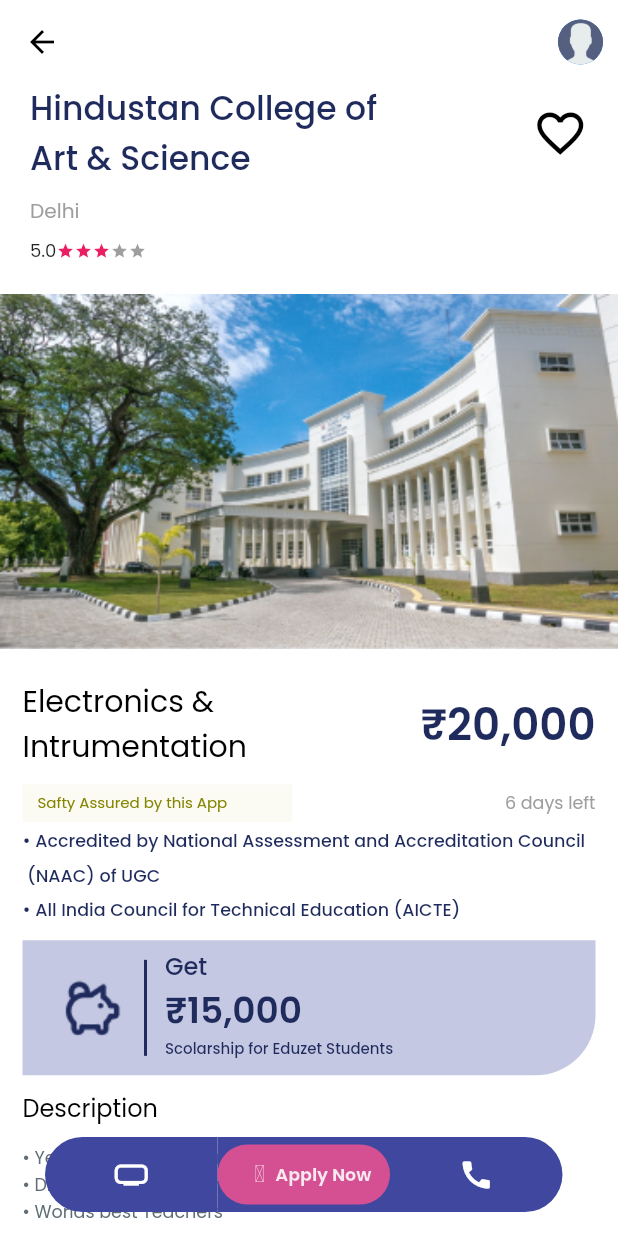
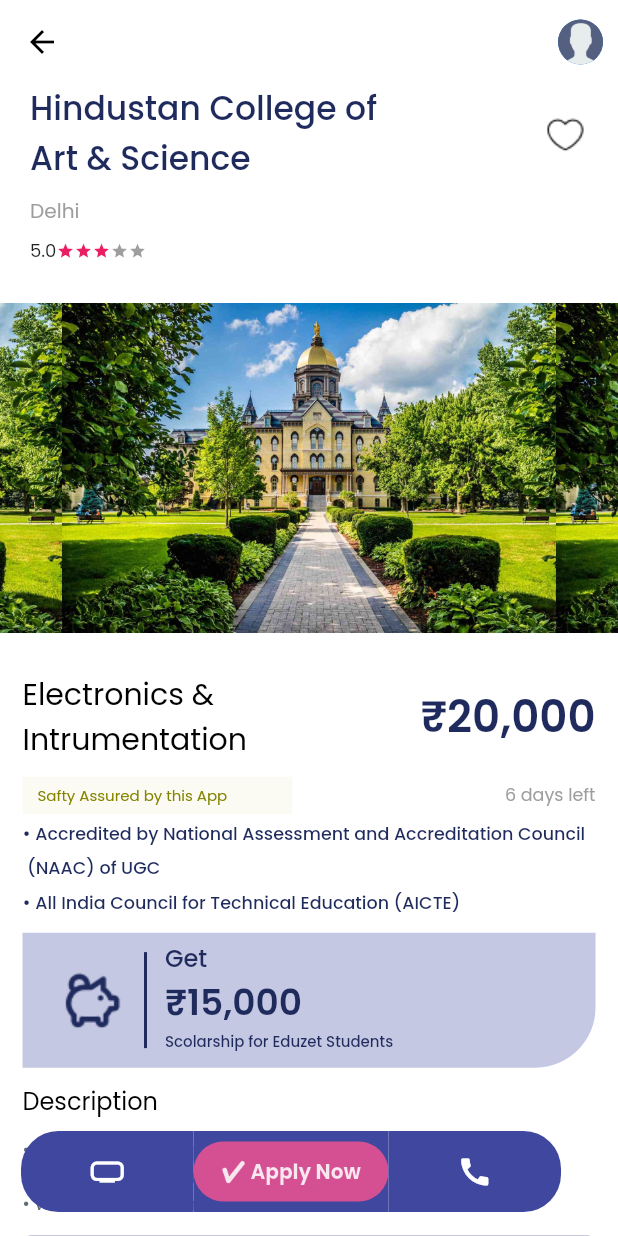
Before and after one commit to richeib/eduzet1, a Flutter app: the CollegeAppling screen opened directly, on a phone screen of 412 x 824 dp. Run offline on Flutter 3.47's test engine with Material 2 defaults, Android fonts, the phone set to English and light mode, and no system bars; drawn by our look-alikes of carousel_slider, flutter_rating_bar, shimmer; our stand-ins replace animated_text_kit, google_fonts, google_nav_bar, introduction_screen, lottie, pinput and 1 more.

Commit message:
new_update1

```diff
--- a/lib/main.dart
+++ b/lib/main.dart
@@ -13,7 +13,8 @@
   // This widget is the root of your application.
   @override
   Widget build(BuildContext context) {
-    return ResponsiveSizer(builder: (context, Orientation, ScreenType) {
+    return ResponsiveSizer(
+      builder: (context, Orientation, ScreenType) {
         return MaterialApp(
           debugShowCheckedModeBanner: false,
           title: 'Eduzet',
@@ -27,6 +28,7 @@
           initialRoute: '/',
           onGenerateRoute: RouteGenerator.generatorRoute,
         );
-    });
+      },
+    );
   }
 }
--- a/lib/view/Kcollegeappling.dart
+++ b/lib/view/Kcollegeappling.dart
@@ -1,3 +1,4 @@
+import 'package:carousel_slider/carousel_slider.dart';
 import 'package:eduzet/utill/dimensions.dart';
 import 'package:eduzet/view/LCollege.dart';
 import 'package:eduzet/view/tprofile.dart';
@@ -6,9 +7,9 @@
 import 'package:google_fonts/google_fonts.dart';
 import 'package:google_nav_bar/google_nav_bar.dart';
 import 'package:flutter_rating_bar/flutter_rating_bar.dart';
+import 'package:responsive_sizer/responsive_sizer.dart';
 import 'package:shimmer/shimmer.dart';
 
-import '../utill/icons_data_icons.dart';
 import '../widgets/colour.dart';
 import 'ohome.dart';
 
@@ -20,24 +21,56 @@
 }
 
 class _CollegeApplingState extends State<CollegeAppling> {
+  bool isLiked = false;
+
+  void toggleLike() {
+    print("object");
+    setState(() {
+      isLiked = !isLiked;
+    });
+  }
+
+  bool isExpanded = false;
+  bool isExpanded2 = false;
+  List<String> list = [
+    "assets/notre-dame-university-COLLEGECAMP0421-039ce0bfd40b4e429b825c6fb6ebfaa6.jpg",
+    "assets/notre-dame-university-COLLEGECAMP0421-039ce0bfd40b4e429b825c6fb6ebfaa6.jpg",
+    "assets/notre-dame-university-COLLEGECAMP0421-039ce0bfd40b4e429b825c6fb6ebfaa6.jpg",
+    "assets/notre-dame-university-COLLEGECAMP0421-039ce0bfd40b4e429b825c6fb6ebfaa6.jpg",
+    "assets/notre-dame-university-COLLEGECAMP0421-039ce0bfd40b4e429b825c6fb6ebfaa6.jpg"
+  ];
+
+  void toggleExpansion() {
+    setState(() {
+      isExpanded = !isExpanded;
+    });
+  }
+
+  void toggleExpansion2() {
+    setState(() {
+      isExpanded2 = !isExpanded2;
+    });
+  }
+
   @override
   Widget build(BuildContext context) {
+    print("object");
     return Scaffold(
       backgroundColor: Colors.white,
       appBar: AppBar(
         leading: const BackButton(
           color: Colors.black,
         ),
-        backgroundColor: Color.fromARGB(211, 255, 255, 255),
+        backgroundColor: const Color.fromARGB(211, 255, 255, 255),
         elevation: 0,
         actions: [
           InkWell(
             onTap: () {
-              Navigator.push(context, MaterialPageRoute(builder: (context) => Profile2()));
+              Navigator.push(context, MaterialPageRoute(builder: (context) => const Profile2()));
             },
             child: Container(
-              margin: EdgeInsets.all(10),
-              child: CircleAvatar(
+              margin: const EdgeInsets.all(10),
+              child: const CircleAvatar(
                 radius: 15,
                 backgroundImage: AssetImage(
                   'assets/user 1.png',
@@ -51,7 +84,7 @@
         child: Column(
           children: [
             Container(
-              margin: EdgeInsets.only(right: 20, left: 20),
+              margin: const EdgeInsets.only(right: 20, left: 20),
               child: Row(
                 mainAxisAlignment: MainAxisAlignment.spaceBetween,
                 children: [
@@ -61,17 +94,20 @@
                       style: GoogleFonts.poppins(fontSize: Dimensions.fontSizeExtraLarge2, color: ColorResources.txcolour, fontWeight: FontWeight.w500),
                     ),
                   ),
-                  Container(
-                    child: Icon(
-                      Icons.favorite_border,
-                      size: 37,
-                      color: Colors.black,
+                  GestureDetector(
+                    onTap: toggleLike,
+                    child: isLiked
+                        ? Image.asset(width: 30, height: 30, 'assets/liked.png')
+                        : Image.asset(
+                            width: 30,
+                            height: 30,
+                            'assets/Like.png',
                           ),
-                  ),
+                  )
                 ],
               ),
             ),
-            SizedBox(
+            const SizedBox(
               height: 8,
             ),
              Row(
@@ -83,15 +119,15 @@
                 ),
               ],
             ),
-            SizedBox(
+            const SizedBox(
               height: 8,
             ),
             Row(
               children: [
-                SizedBox(
+                const SizedBox(
                   width: 20,
                 ),
-                Text(
+                const Text(
                   '5.0',
                   style: TextStyle(fontSize: 12),
                 ),
@@ -104,7 +140,7 @@
                     direction: Axis.horizontal,
                     allowHalfRating: true,
                     itemCount: 5,
-                    itemBuilder: (context, _) => Icon(
+                    itemBuilder: (context, _) => const Icon(
                       Icons.star,
                       color: Colors.pink,
                     ),
@@ -115,23 +151,29 @@
                 ),
               ],
             ),
-            SizedBox(
+            const SizedBox(
               height: 20,
             ),
             Center(
               child: Container(
-                width: MediaQuery.of(context).size.width,
-                child: Image.asset(
-                  'assets/unsplash_bgQgAKagQB4.png',
-                  fit: BoxFit.cover,
+                child: CarouselSlider(
+                  options: CarouselOptions(
+                    autoPlayInterval: const Duration(seconds: 3),
+                    autoPlay: true,
+                  ),
+                  items: list
+                      .map((item) => Container(
+                            decoration: BoxDecoration(image: DecorationImage(image: AssetImage(item))),
+                          ))
+                      .toList(),
                 ),
               ),
             ),
-            SizedBox(
+            const SizedBox(
               height: 20,
             ),
             Container(
-              margin: EdgeInsets.symmetric(horizontal: 15),
+              margin: const EdgeInsets.symmetric(horizontal: 15),
               child: Column(
                 crossAxisAlignment: CrossAxisAlignment.start,
                 children: [
@@ -152,7 +194,7 @@
                       ),
                     ],
                   ),
-                  SizedBox(
+                  const SizedBox(
                     height: 10,
                   ),
                   Row(
@@ -161,15 +203,15 @@
                       Container(
                           height: 25,
                           width: 180,
-                          padding: EdgeInsets.symmetric(vertical: 5, horizontal: 10),
-                          decoration: BoxDecoration(
+                          padding: const EdgeInsets.symmetric(vertical: 5, horizontal: 10),
+                          decoration: const BoxDecoration(
                             color: Color(0xfBDBD2E),
                           ),
                           child: Text(
                             'Safty Assured by this App',
                             style: GoogleFonts.poppins(
                               fontSize: Dimensions.fontSizeExtraSmall,
-                              color: Color(0xff848400),
+                              color: const Color(0xff848400),
                             ),
                           )),
                       Text(
@@ -189,12 +231,12 @@
                     ),
                     textAlign: TextAlign.left,
                   ),
-                  SizedBox(
+                  const SizedBox(
                     height: 10,
                   ),
                   Container(
-                    padding: EdgeInsets.symmetric(vertical: 5, horizontal: 5),
-                    decoration: BoxDecoration(
+                    padding: const EdgeInsets.symmetric(vertical: 5, horizontal: 5),
+                    decoration: const BoxDecoration(
                       borderRadius: BorderRadius.only(
                         bottomRight: Radius.circular(40),
                       ),
@@ -210,7 +252,7 @@
                         const SizedBox(
                           width: 5,
                         ),
-                        VerticalDivider(
+                        const VerticalDivider(
                           color: ColorResources.txcolour,
                           thickness: 2,
                           indent: 8,
@@ -257,14 +299,19 @@
                     '• Years of Official Experience\n• Diploma in computer science\n• Worlds best Teachers',
                     style: GoogleFonts.poppins(
                       fontSize: Dimensions.fontSizeSmall,
-                      color: Color(0xff606d76),
+                      color: const Color(0xff606d76),
                     ),
                   ),
                   const SizedBox(
                     height: 12,
                   ),
-                  Container(
-                    decoration: BoxDecoration(border: Border.all(color: ColorResources.txcolour, width: 1), borderRadius: BorderRadius.circular(5)),
+                  InkWell(
+                    onTap: toggleExpansion,
+                    child: Container(
+                      decoration: BoxDecoration(
+                        border: Border.all(color: ColorResources.txcolour, width: 1),
+                        borderRadius: BorderRadius.circular(5),
+                      ),
                       height: 43,
                       child: Row(
                         mainAxisAlignment: MainAxisAlignment.spaceAround,
@@ -276,20 +323,49 @@
                               color: ColorResources.txcolour,
                             ),
                           ),
-                        SizedBox(
+                          const SizedBox(
                             width: 150,
                           ),
                           Icon(
-                          Icons.add,
-                          color: Color(0xff1f2b5d),
+                            isExpanded ? Icons.remove : Icons.add,
+                            color: const Color(0xff1f2b5d),
                           )
                         ],
                       ),
                     ),
+                  ),
+                  AnimatedContainer(
+                      curve: Curves.fastOutSlowIn,
+                      padding: const EdgeInsets.all(10),
+                      alignment: Alignment.center,
+                      margin: EdgeInsets.only(top: isExpanded ? 10 : 0),
+                      decoration: BoxDecoration(
+                        borderRadius: BorderRadius.circular(5),
+                        border: Border.all(color: ColorResources.txcolour, width: 1),
+                      ),
+                      duration: const Duration(milliseconds: 500),
+                      height: isExpanded ? 7.h : 0.0,
+                      width: double.maxFinite,
+                      child: Row(
+                        mainAxisAlignment: MainAxisAlignment.spaceBetween,
+                        children: [
+                          Text(
+                            "Download prospectus 2023-24",
+                            style: GoogleFonts.poppins(decoration: TextDecoration.underline, color: ColorResources.txcolour, fontSize: Dimensions.fontSizeSmall),
+                          ),
+                          isExpanded
+                              ? const Icon(
+                                  Icons.picture_as_pdf_rounded,
+                                )
+                              : const SizedBox()
+                        ],
+                      )),
                   const SizedBox(
                     height: 10,
                   ),
-                  Container(
+                  InkWell(
+                    onTap: toggleExpansion2,
+                    child: Container(
                       decoration: BoxDecoration(border: Border.all(color: ColorResources.txcolour, width: 1), borderRadius: BorderRadius.circular(5)),
                       height: 43,
                       child: Row(
@@ -302,16 +378,47 @@
                               color: ColorResources.txcolour,
                             ),
                           ),
-                        SizedBox(
+                          const SizedBox(
                             width: 150,
                           ),
                           Icon(
-                          Icons.add,
-                          color: Color(0xff1f2b5d),
+                            isExpanded2 ? Icons.remove : Icons.add,
+                            color: const Color(0xff1f2b5d),
                           )
                         ],
                       ),
                     ),
+                  ),
+                  AnimatedContainer(
+                      curve: Curves.fastOutSlowIn,
+                      padding: const EdgeInsets.all(10),
+                      margin: EdgeInsets.only(top: isExpanded2 ? 10 : 0),
+                      decoration: BoxDecoration(
+                        borderRadius: BorderRadius.circular(5),
+                        border: Border.all(color: ColorResources.txcolour, width: 1),
+                      ),
+                      duration: const Duration(milliseconds: 500),
+                      height: isExpanded2 ? 10.h : 0.0,
+                      width: double.maxFinite,
+                      child: Column(
+                        crossAxisAlignment: CrossAxisAlignment.start,
+                        children: [
+                          Text(
+                            "• Lorem Ipsum is simply dummy text of the printing ",
+                            style: GoogleFonts.poppins(
+                              fontSize: Dimensions.fontSizeSmall,
+                              color: ColorResources.txcolour,
+                            ),
+                          ),
+                          Text(
+                            "• ypesetting industry",
+                            style: GoogleFonts.poppins(
+                              fontSize: Dimensions.fontSizeSmall,
+                              color: ColorResources.txcolour,
+                            ),
+                          ),
+                        ],
+                      )),
                 ],
               ),
             ),
@@ -332,9 +439,9 @@
                         ),
                         InkWell(
                           onTap: () {
-                            Navigator.push(context, MaterialPageRoute(builder: (context) => Review()));
+                            Navigator.push(context, MaterialPageRoute(builder: (context) => const Review()));
                           },
-                          child: Icon(
+                          child: const Icon(
                             Icons.arrow_right,
                             size: Dimensions.fontSizeOverLarge,
                           ),
@@ -351,7 +458,7 @@
                           children: [
                             Row(
                               children: [
-                                CircleAvatar(
+                                const CircleAvatar(
                                   radius: 20,
                                   backgroundImage: AssetImage(
                                     'assets/user 1.png',
@@ -402,7 +509,7 @@
                                 direction: Axis.horizontal,
                                 allowHalfRating: true,
                                 itemCount: 5,
-                                itemBuilder: (context, _) => Icon(
+                                itemBuilder: (context, _) => const Icon(
                                   Icons.star,
                                   color: Colors.pink,
                                 ),
@@ -413,7 +520,7 @@
                             ),
                           ],
                         ),
-                        SizedBox(
+                        const SizedBox(
                           height: 10,
                         ),
                         Text(
@@ -433,7 +540,6 @@
           ],
         ),
       ),
-      floatingActionButtonLocation: FloatingActionButtonLocation.centerFloat,
       floatingActionButton: Row(
         children: [
           const SizedBox(
@@ -441,13 +547,13 @@
           ),
           InkWell(
             onTap: () {
-              Navigator.push(context, MaterialPageRoute(builder: (context) => DefaultHome()));
+              Navigator.push(context, MaterialPageRoute(builder: (context) => const DefaultHome()));
             },
             child: Container(
-              decoration: BoxDecoration(color: ColorResources.btcolour, borderRadius: BorderRadius.only(topLeft: Radius.circular(25), bottomLeft: Radius.circular(25))),
-              height: 50,
+              decoration: const BoxDecoration(color: ColorResources.btcolour, borderRadius: BorderRadius.only(topLeft: Radius.circular(25), bottomLeft: Radius.circular(25))),
+              height: 54,
               width: 115,
-              child: Center(
+              child: const Center(
                   child: Icon(
                 Icons.home_max,
                 color: Colors.white,
@@ -456,37 +562,28 @@
           ),
           InkWell(
             onTap: () {
-              Navigator.push(context, MaterialPageRoute(builder: (context) => CollegePage()));
+              Navigator.push(context, MaterialPageRoute(builder: (context) => const CollegePage()));
             },
             child: Container(
-                height: 50,
-                width: 115,
+                height: 54,
+                width: 130,
                 color: ColorResources.btcolour,
                 child: Center(
                   child: Container(
                     height: 40,
-                    width: 115,
-                    decoration: BoxDecoration(color: Color(0xFFd45092), borderRadius: BorderRadius.all(Radius.circular(20))),
+                    width: 140,
+                    decoration: const BoxDecoration(color: Color(0xFFd45092), borderRadius: BorderRadius.all(Radius.circular(20))),
                     child: Center(
                       child: Shimmer.fromColors(
                         baseColor: Colors.white,
                         highlightColor: Colors.pink,
-                        child: Row(
-                          children: [
-                            SizedBox(width: 20),
-                            Icon(
-                              IconsData.apply_icon,
-                              size: 16,
-                            ),
-                            Text(
-                              ' Apply Now',
+                        child:  Text(
+                          '✔️ Apply Now',
                           textAlign: TextAlign.center,
                           style: TextStyle(
-                                fontSize: Dimensions.fontSizeSmall,
+                            fontSize: Dimensions.fontSizeDefault,
                             fontWeight: FontWeight.bold,
                           ),
-                            ),
-                          ],
                         ),
                       ),
                     ),
@@ -496,10 +593,10 @@
           InkWell(
             onTap: () {},
             child: Container(
-              decoration: BoxDecoration(color: ColorResources.btcolour, borderRadius: BorderRadius.only(topRight: Radius.circular(25), bottomRight: Radius.circular(25))),
-              height: 50,
+              decoration: const BoxDecoration(color: ColorResources.btcolour, borderRadius: BorderRadius.only(topRight: Radius.circular(25), bottomRight: Radius.circular(25))),
+              height: 54,
               width: 115,
-              child: Center(
+              child: const Center(
                   child: Icon(
                 Icons.call,
                 color: Colors.white,
--- a/pubspec.yaml
+++ b/pubspec.yaml
@@ -47,7 +47,7 @@
   shimmer: ^3.0.0
   neopop: ^1.0.2
   responsive_sizer: ^3.2.0
-
+  carousel_slider: ^4.2.1
 
 
 
```
Also changed, not shown: lib/view/program_selection.dart (+26 -29 lines), lib/view/tprofile.dart (+35 -57 lines), assets/liked.png (added), pubspec.lock. Lines whose indentation alone changed are shown as unchanged.
